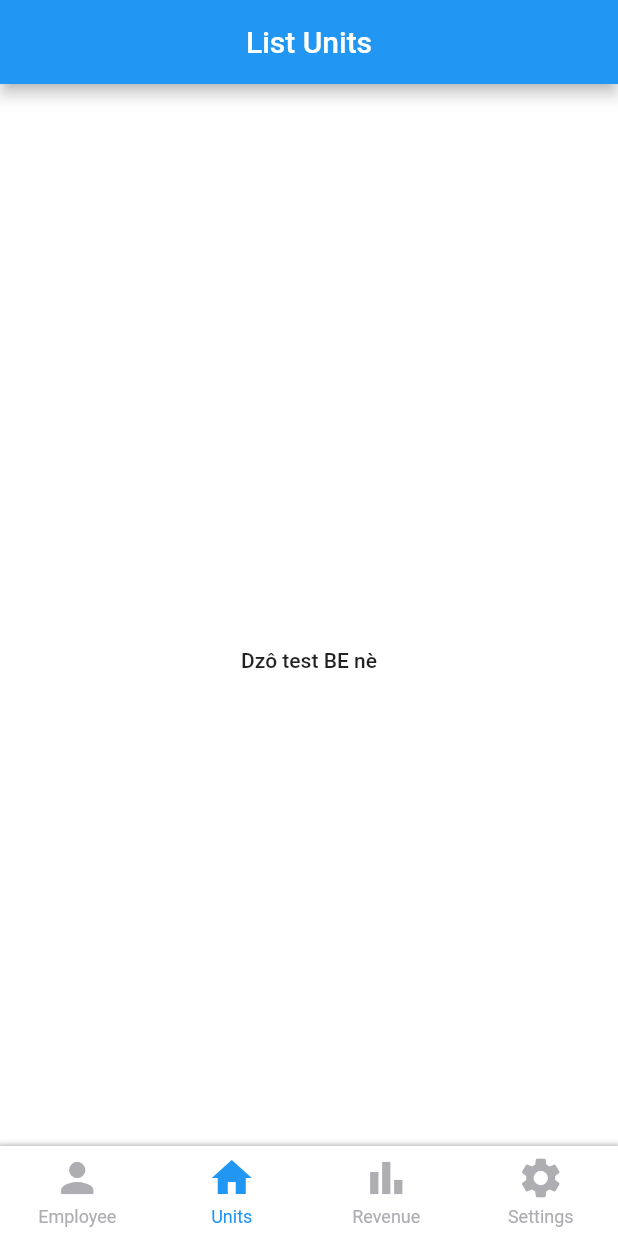
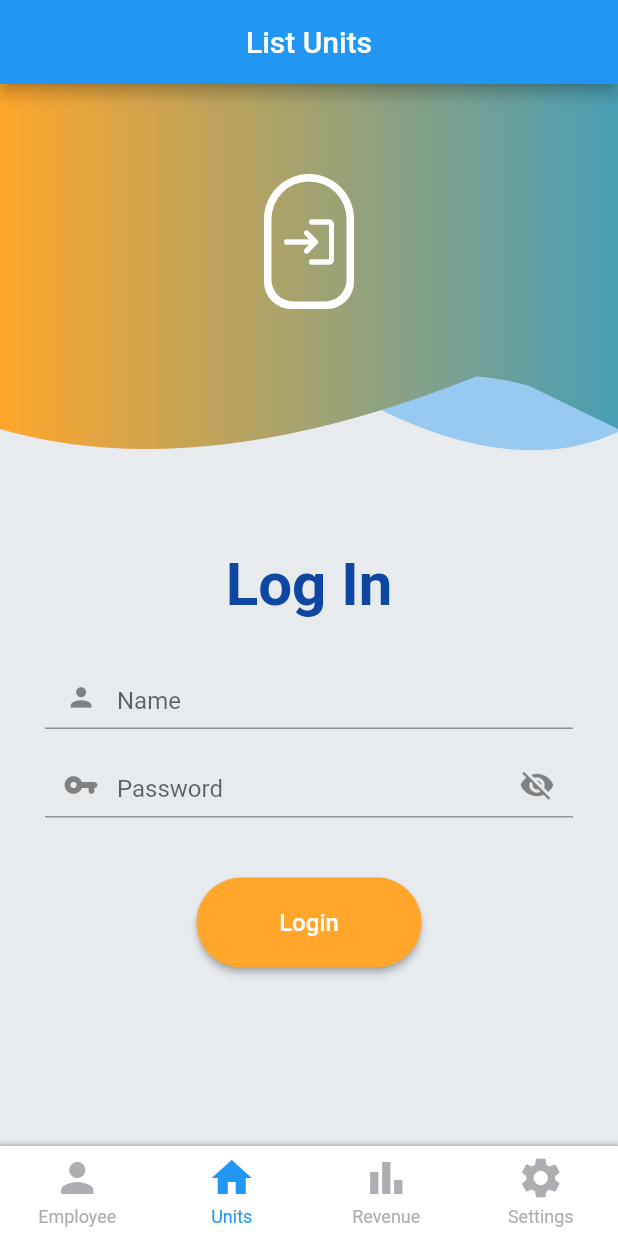
Before and after one commit to BuiThienNhan-nb/flutter-staff-management, a Flutter app: the MainContainer screen opened by its route, item 2 of the bottom bar chosen, on a phone screen of 412 x 824 dp. Run offline on Flutter 3.47's test engine with Material 2 defaults, Android fonts, the phone set to English and light mode, and no system bars; drawn by our look-alikes of persistent_bottom_nav_bar; our stand-ins replace cloud_firestore, email_validator, firebase_auth, firebase_core, flutter_spinkit, get and 4 more; accounts and stored records are empty.

Commit message:
update login

```diff
--- /dev/null
+++ b/lib/const_value/palette.dart
@@ -0,0 +1,51 @@
+import 'package:flutter/material.dart';
+import 'package:flutter/painting.dart';
+import 'package:hexcolor/hexcolor.dart';
+
+class Palette {
+  static const Color darkBlue = Color(0xff092E34);
+  static const Color lightBlue = Color(0xff489FB5);
+  static const Color orange = Color(0xffFFA62B);
+  static const Color darkOrange = Color(0xffCC7700);
+  static const Color myLightGrey = Color(0xFFE7EBEE);
+  static Color myColor = HexColor('#ff5c01');
+
+  //0xFFF3F5F7           0xFFE7EBEE
+
+  // Print int value for Color() from hex string
+  void hexToColor(String code) {
+    print('COLOR: ${int.parse(code.substring(1, 7), radix: 16) + 0xFF000000}');
+  }
+
+  static const MaterialColor myOrangeMaterialColor = const MaterialColor(
+    4294925313 + 0xFF000000,
+    const <int, Color>{
+      50: const Color(4294925313 + 0xFF000000),
+      100: const Color(4294925313 + 0xFF000000),
+      200: const Color(4294925313 + 0xFF000000),
+      300: const Color(4294925313 + 0xFF000000),
+      400: const Color(4294925313 + 0xFF000000),
+      500: const Color(4294925313 + 0xFF000000),
+      600: const Color(4294925313 + 0xFF000000),
+      700: const Color(4294925313 + 0xFF000000),
+      800: const Color(4294925313 + 0xFF000000),
+      900: const Color(4294925313 + 0xFF000000),
+    },
+  );
+
+  static const MaterialColor orangeMaterialColor = const MaterialColor(
+    4294944299 + 0xFF000000,
+    const <int, Color>{
+      50: const Color(4294944299 + 0xFF000000),
+      100: const Color(4294944299 + 0xFF000000),
+      200: const Color(4294944299 + 0xFF000000),
+      300: const Color(4294944299 + 0xFF000000),
+      400: const Color(4294944299 + 0xFF000000),
+      500: const Color(4294944299 + 0xFF000000),
+      600: const Color(4294944299 + 0xFF000000),
+      700: const Color(4294944299 + 0xFF000000),
+      800: const Color(4294944299 + 0xFF000000),
+      900: const Color(4294944299 + 0xFF000000),
+    },
+  );
+}
--- a/lib/const_value/value.dart
+++ b/lib/const_value/value.dart
@@ -2,4 +2,6 @@ class ConsInsurancetValue {
   static const double healthInsurance = 0.05;
   static const double socialInsurance = 0.01;
   static const double unemploymentInsurance = 0.01;
+  static const double AuthFontSize = 16;
+  static const double TextFormFieldContainerHieght = 43;
 }
--- /dev/null
+++ b/lib/screens/login/header_decoration.dart
@@ -0,0 +1,162 @@
+import 'package:flutter/material.dart';
+import 'package:staff_management/const_value/palette.dart';
+
+class HeaderWidget extends StatefulWidget {
+  final double _height;
+  final bool _showIcon;
+  final IconData _icon;
+
+  const HeaderWidget(this._height, this._showIcon, this._icon, {Key? key})
+      : super(key: key);
+
+  @override
+  _HeaderWidgetState createState() =>
+      _HeaderWidgetState(_height, _showIcon, _icon);
+}
+
+class _HeaderWidgetState extends State<HeaderWidget> {
+  double _height;
+  bool _showIcon;
+  IconData _icon;
+
+  _HeaderWidgetState(this._height, this._showIcon, this._icon);
+
+  @override
+  Widget build(BuildContext context) {
+    double width = MediaQuery.of(context).size.width;
+    final Color color1 = Palette.orange;
+    final Color color2 = Palette.lightBlue;
+    return Container(
+      child: Stack(
+        children: [
+          ClipPath(
+            child: Container(
+              decoration: new BoxDecoration(
+                gradient: new LinearGradient(
+                    colors: [
+                      Theme.of(context).primaryColor.withOpacity(0.4),
+                      Theme.of(context).accentColor.withOpacity(0.4),
+                    ],
+                    begin: const FractionalOffset(0.0, 0.0),
+                    end: const FractionalOffset(1.0, 0.0),
+                    stops: [0.0, 1.0],
+                    tileMode: TileMode.clamp),
+              ),
+            ),
+            clipper: new ShapeClipper([
+              Offset(width / 5, _height),
+              Offset(width / 10 * 5, _height - 60),
+              Offset(width / 5 * 4, _height + 20),
+              Offset(width, _height - 18)
+            ]),
+          ),
+          ClipPath(
+            child: Container(
+              decoration: new BoxDecoration(
+                gradient: new LinearGradient(
+                    colors: [
+                      // Theme.of(context).primaryColor.withOpacity(0.4),
+                      // Theme.of(context).accentColor.withOpacity(0.4),
+
+                      color1, color2,
+                    ],
+                    begin: const FractionalOffset(0.0, 0.0),
+                    end: const FractionalOffset(1.0, 0.0),
+                    stops: [0.0, 1.0],
+                    tileMode: TileMode.clamp),
+              ),
+            ),
+            clipper: new ShapeClipper([
+              Offset(width / 3, _height + 20),
+              Offset(width / 10 * 8, _height - 60),
+              Offset(width / 5 * 4, _height - 60),
+              Offset(width, _height - 20)
+            ]),
+          ),
+          ClipPath(
+            child: Container(
+              decoration: new BoxDecoration(
+                gradient: new LinearGradient(
+                    colors: [
+                      // Theme.of(context).primaryColor,
+                      // Theme.of(context).accentColor,
+                      color1, color2,
+                    ],
+                    begin: const FractionalOffset(0.0, 0.0),
+                    end: const FractionalOffset(1.0, 0.0),
+                    stops: [0.0, 1.0],
+                    tileMode: TileMode.clamp),
+              ),
+            ),
+            clipper: new ShapeClipper([
+              Offset(width / 5, _height),
+              Offset(width / 2, _height - 40),
+              Offset(width / 5 * 4, _height - 80),
+              Offset(width, _height - 20)
+            ]),
+          ),
+          Visibility(
+            visible: _showIcon,
+            child: Container(
+              height: _height - 40,
+              child: Center(
+                child: Container(
+                  margin: EdgeInsets.all(20),
+                  padding: EdgeInsets.only(
+                    left: 5.0,
+                    top: 20.0,
+                    right: 5.0,
+                    bottom: 20.0,
+                  ),
+                  decoration: BoxDecoration(
+                    // borderRadius: BorderRadius.circular(20),
+                    borderRadius: BorderRadius.only(
+                      topLeft: Radius.circular(100),
+                      topRight: Radius.circular(100),
+                      bottomLeft: Radius.circular(60),
+                      bottomRight: Radius.circular(60),
+                    ),
+                    border: Border.all(width: 5, color: Colors.white),
+                  ),
+                  child: Icon(
+                    _icon,
+                    color: Colors.white,
+                    size: 40.0,
+                  ),
+                ),
+              ),
+            ),
+          ),
+        ],
+      ),
+    );
+  }
+}
+
+class ShapeClipper extends CustomClipper<Path> {
+  List<Offset> _offsets = [];
+  ShapeClipper(this._offsets);
+  @override
+  Path getClip(Size size) {
+    var path = new Path();
+
+    path.lineTo(0.0, size.height - 20);
+
+    // path.quadraticBezierTo(size.width/5, size.height, size.width/2, size.height-40);
+    // path.quadraticBezierTo(size.width/5*4, size.height-80, size.width, size.height-20);
+
+    path.quadraticBezierTo(
+        _offsets[0].dx, _offsets[0].dy, _offsets[1].dx, _offsets[1].dy);
+    path.quadraticBezierTo(
+        _offsets[2].dx, _offsets[2].dy, _offsets[3].dx, _offsets[3].dy);
+
+    // path.lineTo(size.width, size.height-20);
+    path.lineTo(size.width, 0.0);
+    path.close();
+
+    return path;
+  }
+
+  @override
+  bool shouldReclip(CustomClipper<Path> oldClipper) => false;
+}
--- a/lib/screens/login/loginScreen.dart
+++ b/lib/screens/login/loginScreen.dart
@@ -1,28 +1,119 @@
+import 'package:firebase_auth/firebase_auth.dart';
 import 'package:flutter/material.dart';
+import 'package:flutter/services.dart';
 import 'package:get/get.dart';
-import 'package:staff_management/const_value/controller.dart';
-import 'package:staff_management/screens/mainContainer.dart';
+import 'package:staff_management/const_value/palette.dart';
+import 'package:staff_management/models/employee.dart';
+import 'package:staff_management/screens/login/header_decoration.dart';
+import 'package:staff_management/services/authentication.dart';
+import 'package:staff_management/services/employeeRepo.dart';
+import 'package:staff_management/utils/button/button_widget.dart';
+import 'package:staff_management/utils/snack_bar/snack_bar_widget.dart';
+import 'package:staff_management/utils/textField/name_field_widget.dart';
+import 'package:staff_management/utils/textField/password_field_widget.dart';
 
 class LoginScreen extends StatefulWidget {
   const LoginScreen({Key? key}) : super(key: key);
+  @override
+  _LoginScreenState createState() => _LoginScreenState();
+}
+
+class _LoginScreenState extends State<LoginScreen> {
+  final _formKey = GlobalKey<FormState>();
+  final _emailController = TextEditingController();
+  final _passwordController = TextEditingController();
 
   @override
-  _LoadBEState createState() => _LoadBEState();
-}
+  void dispose() {
+    _emailController.dispose();
+    _passwordController.dispose();
+    super.dispose();
+  }
 
-class _LoadBEState extends State<LoginScreen> {
+  navigateToHome() async {
+    Get.offAllNamed('/mainContainer');
+  }
+
+  login() async {
+    AuthenticationServices _auth = AuthenticationServices();
+    if (_formKey.currentState!.validate()) {
+      TextInput.finishAutofillContext();
+      dynamic result = await _auth.signIn(
+          _emailController.text.trim(), _passwordController.text.trim());
+      if (_auth.errorMessage != '') {
+        showSnackbar('Login Failed', _auth.errorMessage, false);
+      }
+      if (result == null) {
+      } else {
+        navigateToHome();
+      }
+    }
+  }
+
   @override
   Widget build(BuildContext context) {
-    employeeController.retreiveDetailData();
     return SafeArea(
-      child: Container(
-        color: Colors.white,
-        child: Center(
-          child: FlatButton(
-            onPressed: () {
-              Get.to(() => MainContainer());
-            },
-            child: Text('Dzô test BE nè'),
+      child: Scaffold(
+        backgroundColor: Palette.myLightGrey,
+        body: SingleChildScrollView(
+          child: Column(
+            children: [
+              Container(
+                height: 250,
+                child: HeaderWidget(250, true, Icons.login_rounded),
+              ),
+              SizedBox(height: 40),
+              SafeArea(
+                  child: Container(
+                padding: EdgeInsets.fromLTRB(10, 10, 10, 10),
+                margin: EdgeInsets.fromLTRB(20, 10, 20, 10),
+                child: Column(
+                  children: [
+                    Text(
+                      'Log In',
+                      style: TextStyle(
+                        fontSize: 40,
+                        fontWeight: FontWeight.bold,
+                        color: Colors.blue[900],
+                      ),
+                    ),
+                    SizedBox(height: 30),
+                    Form(
+                      key: _formKey,
+                      child: SingleChildScrollView(
+                        // padding: EdgeInsets.only(left: 10, right: 10),
+                        child: AutofillGroup(
+                          child: Column(
+                            children: [
+                              NameFieldWidget(controller: _emailController),
+                              const SizedBox(
+                                height: 16,
+                              ),
+                              PasswordFieldWidget(
+                                controller: _passwordController,
+                                hintText: 'Password',
+                                currentPassword: '',
+                              ),
+                              const SizedBox(
+                                height: 40,
+                              ),
+                              ButtonWidget(
+                                text: 'Login',
+                                onClicked: login,
+                                color: Palette.orange,
+                              ),
+                              const SizedBox(
+                                height: 16,
+                              ),
+                            ],
+                          ),
+                        ),
+                      ),
+                    ),
+                  ],
+                ),
+              ))
+            ],
           ),
         ),
       ),
--- /dev/null
+++ b/lib/services/authentication.dart
@@ -0,0 +1,46 @@
+import 'package:firebase_auth/firebase_auth.dart';
+import 'package:staff_management/models/employee.dart';
+import 'package:staff_management/services/employeeRepo.dart';
+
+class AuthenticationServices {
+  final FirebaseAuth _firebaseAuth = FirebaseAuth.instance;
+  String errorMessage = '';
+
+  //sign in with email
+  Future signIn(String _email, String _password) async {
+    try {
+      UserCredential userCredential =
+          await _firebaseAuth.signInWithEmailAndPassword(
+              email: '$_email@gmail.com', password: _password);
+      return userCredential.user;
+    } on FirebaseAuthException catch (e) {
+      if (e.code == 'user-not-found') {
+        errorMessage = 'No user found for that email';
+        return null;
+      } else if (e.code == 'wrong-password') {
+        errorMessage = 'Wrong password provided for that user!';
+        return null;
+      }
+    }
+  }
+
+  // Future<void> signOut() async {
+  //   await FirebaseAuth.instance.signOut();
+  //   EmployeeRepo.employee = Employee(
+  //     uid: '',
+  //     name: '',
+  //     additionHistory: null,
+  //     workHistory: null,
+  //     salary: 0,
+  //     retirementDate: null,
+  //     address: '',
+  //     birthdate: null,
+  //     folk: '',
+  //     identityCard: '',
+  //     quotaHistory: null,
+  //     relative: null,
+  //     sex: '',
+  //     workDate: null,
+  //   );
+  // }
+}
--- /dev/null
+++ b/lib/utils/button/button_widget.dart
@@ -0,0 +1,36 @@
+import 'package:flutter/material.dart';
+import 'package:staff_management/const_value/value.dart';
+
+class ButtonWidget extends StatelessWidget {
+  final String text;
+  final Color color;
+  final VoidCallback onClicked;
+
+  const ButtonWidget({
+    Key? key,
+    required this.text,
+    required this.onClicked,
+    required this.color,
+  }) : super(key: key);
+
+  @override
+  Widget build(BuildContext context) => ElevatedButton(
+        style: ElevatedButton.styleFrom(
+          // primary: Palette.myColor,
+          shadowColor: Colors.grey,
+          minimumSize: Size(150, 60),
+          shape: StadiumBorder(),
+          primary: color,
+        ),
+        child: FittedBox(
+          child: Text(
+            text,
+            style: TextStyle(
+              fontSize: ConsInsurancetValue.AuthFontSize,
+              color: Colors.white,
+            ),
+          ),
+        ),
+        onPressed: onClicked,
+      );
+}
--- /dev/null
+++ b/lib/utils/snack_bar/snack_bar_widget.dart
@@ -0,0 +1,52 @@
+import 'package:flutter/cupertino.dart';
+import 'package:flutter/material.dart';
+import 'package:get/get.dart';
+
+bool _isShowSnakbar = false;
+
+showSnackbar(title, message, valid) {
+  if (!_isShowSnakbar) {
+    _isShowSnakbar = true;
+    Get.snackbar(
+      title,
+      message,
+      snackPosition: SnackPosition.BOTTOM,
+      borderRadius: 15,
+      backgroundColor: Colors.white,
+      duration: Duration(seconds: 3),
+      icon: valid
+          ? Icon(
+              Icons.check_circle,
+              color: Colors.green,
+            )
+          : Icon(
+              Icons.error_outlined,
+              color: Colors.red,
+            ),
+      onTap: (snack) {
+        Get.back();
+      },
+      boxShadows: [
+        BoxShadow(
+          color: Colors.black.withOpacity(0.3),
+          spreadRadius: 1,
+          blurRadius: 5,
+          offset: Offset(0, 3),
+        ),
+      ],
+    );
+    Future.delayed(Duration(seconds: 3))
+        .then((value) => _isShowSnakbar = false);
+  }
+}
+
+showActionSnackBar(BuildContext context, String mesage) {
+  final snackBar = SnackBar(
+    duration: Duration(milliseconds: 400),
+    content: Text(
+      mesage,
+      style: TextStyle(fontWeight: FontWeight.w600, fontSize: 15),
+    ),
+  );
+  ScaffoldMessenger.of(context).showSnackBar(snackBar);
+}
--- /dev/null
+++ b/lib/utils/textField/name_field_widget.dart
@@ -0,0 +1,56 @@
+import 'package:email_validator/email_validator.dart';
+import 'package:flutter/material.dart';
+import 'package:staff_management/const_value/value.dart';
+
+class NameFieldWidget extends StatefulWidget {
+  final TextEditingController controller;
+
+  const NameFieldWidget({Key? key, required this.controller}) : super(key: key);
+
+  @override
+  _EmailFieldWidgetState createState() => _EmailFieldWidgetState();
+}
+
+class _EmailFieldWidgetState extends State<NameFieldWidget> {
+  @override
+  void initState() {
+    widget.controller.addListener(onListen);
+    super.initState();
+  }
+
+  @override
+  void dispose() {
+    widget.controller.removeListener(onListen);
+    super.dispose();
+  }
+
+  void onListen() => setState(() {});
+
+  @override
+  Widget build(BuildContext context) {
+    return Container(
+      height: ConsInsurancetValue.TextFormFieldContainerHieght,
+      child: TextFormField(
+        style: TextStyle(fontSize: ConsInsurancetValue.AuthFontSize),
+        controller: widget.controller,
+        decoration: InputDecoration(
+          hintText: 'Name',
+          prefixIcon: Icon(
+            Icons.person,
+            size: ConsInsurancetValue.AuthFontSize * 1.3,
+          ),
+          suffixIcon: widget.controller.text.isEmpty
+              ? Container(
+                  width: 0,
+                )
+              : IconButton(
+                  onPressed: () => widget.controller.clear(),
+                  icon: Icon(Icons.close),
+                ),
+        ),
+        keyboardType: TextInputType.emailAddress,
+        autofillHints: [AutofillHints.email],
+      ),
+    );
+  }
+}
--- /dev/null
+++ b/lib/utils/textField/password_field_widget.dart
@@ -0,0 +1,65 @@
+import 'package:flutter/material.dart';
+import 'package:flutter/services.dart';
+import 'package:staff_management/const_value/value.dart';
+
+class PasswordFieldWidget extends StatefulWidget {
+  final TextEditingController controller;
+  final String hintText;
+  final String currentPassword;
+
+  const PasswordFieldWidget({
+    Key? key,
+    required this.controller,
+    required this.hintText,
+    required this.currentPassword,
+  }) : super(key: key);
+
+  @override
+  _PasswordFieldWidgetState createState() => _PasswordFieldWidgetState();
+}
+
+class _PasswordFieldWidgetState extends State<PasswordFieldWidget> {
+  bool isHidden = true;
+
+  void togglePasswordVisibity() => setState(() => isHidden = !isHidden);
+
+  @override
+  Widget build(BuildContext context) {
+    return Container(
+      height: ConsInsurancetValue.TextFormFieldContainerHieght,
+      child: TextFormField(
+        style: TextStyle(fontSize: ConsInsurancetValue.AuthFontSize),
+        controller: widget.controller,
+        obscureText: isHidden,
+        decoration: InputDecoration(
+            hintText: widget.hintText,
+            // border: OutlineInputBorder(borderRadius: BorderRadius.circular(20)),
+            prefixIcon: Icon(
+              Icons.vpn_key_rounded,
+              size: ConsInsurancetValue.AuthFontSize * 1.5,
+            ),
+            suffixIcon: IconButton(
+              icon: isHidden
+                  ? Icon(Icons.visibility_off)
+                  : Icon(Icons.visibility),
+              onPressed: togglePasswordVisibity,
+            )),
+        keyboardType: TextInputType.visiblePassword,
+        autofillHints: [AutofillHints.password],
+        onEditingComplete: () => TextInput.finishAutofillContext(),
+        validator: (input) {
+          if (input == null || input.isEmpty)
+            return '${widget.hintText} is required';
+          if (input.length < 6)
+            return '${widget.hintText} has to be at least 6 characters';
+          if (widget.currentPassword.trim() != '' &&
+              input.trim() != widget.currentPassword.trim()) {
+            return 'Retype password is not equal to current type password';
+          }
+        },
+        enableSuggestions: false,
+        autocorrect: false,
+      ),
+    );
+  }
+}
```
